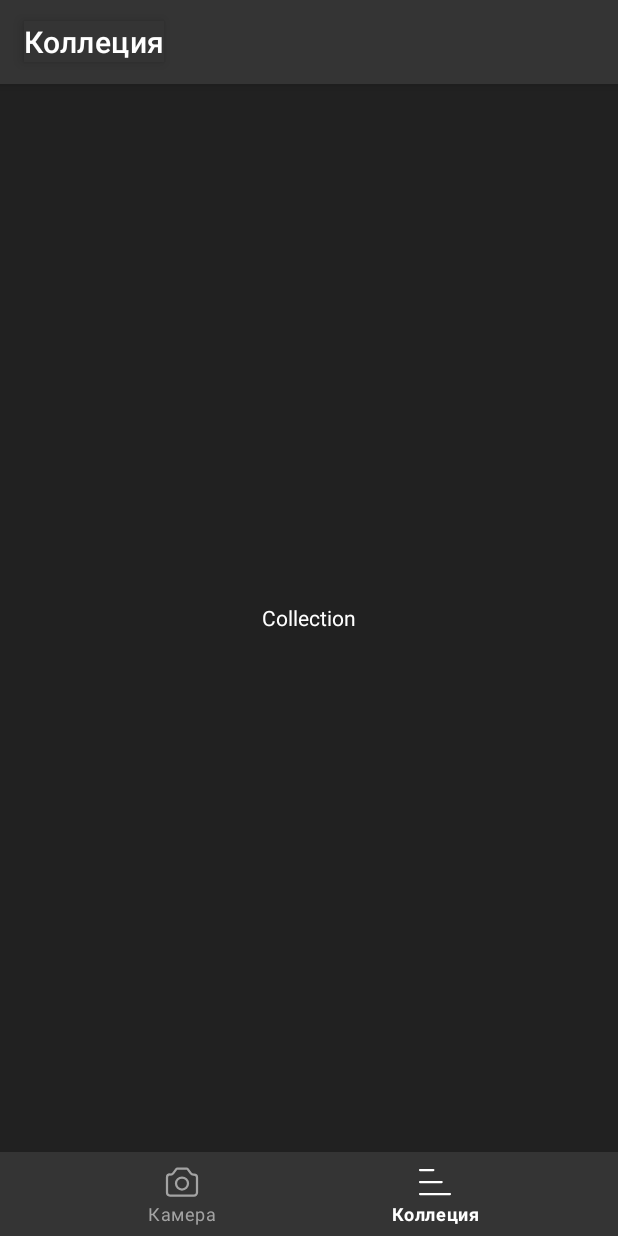
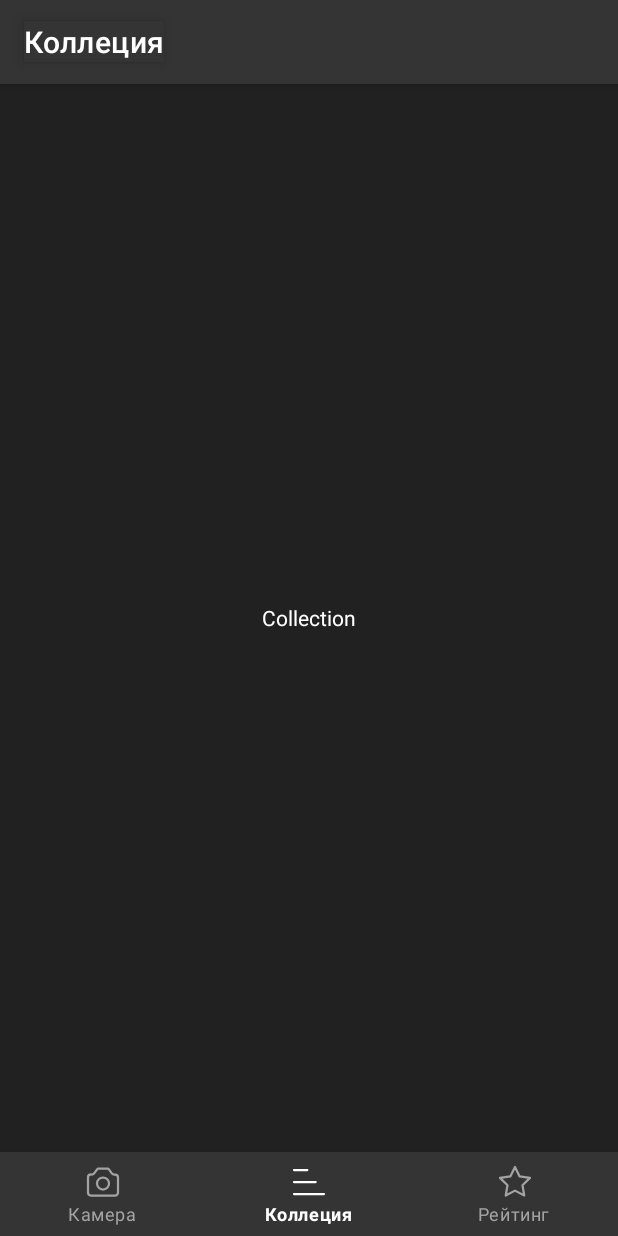
Before and after one commit to Konstkonst55/AR_NATK, an Android app: the MainActivity screen opened directly, with no data from a screen before it, item 2 of the bottom bar chosen, on a phone screen of 412 x 824 dp. Run offline under Robolectric (Android 15) with nearby library versions, the light colour scheme and no system bars; our stand-ins replace navigation-ui; libraries missing offline, so code that uses them is left out: com.google.ar.core, com.google.ar.sceneform; 3 statements that could not run were skipped.

Commit message:
Добавлен и реализован экран с рекордами пользователей

```diff
--- a/app/src/main/java/com/example/ar_natk/data/models/ModelItem.kt
+++ b/app/src/main/java/com/example/ar_natk/data/models/ItemModel.kt
@@ -4,7 +4,7 @@ import kotlinx.serialization.SerialName
 import kotlinx.serialization.Serializable
 
 @Serializable
-data class ModelItem(
+data class ItemModel(
     @SerialName("id") val id: Int,
     @SerialName("targetImageName") val targetImage: String,
     @SerialName("targetImageTag") val targetImageTag: String,
--- /dev/null
+++ b/app/src/main/java/com/example/ar_natk/data/models/UserModel.kt
@@ -0,0 +1,6 @@
+package com.example.ar_natk.data.models
+
+data class UserModel(
+    val userName: String? = null,
+    val userScore: Int? = null
+)
--- a/app/src/main/java/com/example/ar_natk/presentation/camera/CameraFragment.kt
+++ b/app/src/main/java/com/example/ar_natk/presentation/camera/CameraFragment.kt
@@ -8,7 +8,7 @@ import android.view.ViewGroup
 import android.widget.Toast
 import androidx.fragment.app.Fragment
 import com.example.ar_natk.R
-import com.example.ar_natk.data.models.ModelItem
+import com.example.ar_natk.data.models.ItemModel
 import com.example.ar_natk.databinding.FragmentCameraBinding
 import com.example.ar_natk.presentation.core.MainActivity
 import com.example.ar_natk.utils.toBitmap
@@ -36,7 +36,7 @@ class CameraFragment :
 
     private val fileModelItemPath = "model_item.json"
 
-    private var itemCollectionList: ArrayList<ModelItem> = ArrayList()
+    private var itemCollectionList: ArrayList<ItemModel> = ArrayList()
     private val futures: List<CompletableFuture<Void>> = ArrayList()
     private var arFragment: ArFragment? = null
     private var modelDetected = false
@@ -99,7 +99,7 @@ class CameraFragment :
             }
 
             val anchorNode = AnchorNode(augmentedImage.createAnchor(augmentedImage.centerPose))
-            var currentItemCollection: ModelItem? = null
+            var currentItemCollection: ItemModel? = null
 
             itemCollectionList.toList().forEach { item ->
                 if (augmentedImage.name.equals(item.targetImageTag)) {
--- a/app/src/main/java/com/example/ar_natk/presentation/core/MainActivity.kt
+++ b/app/src/main/java/com/example/ar_natk/presentation/core/MainActivity.kt
@@ -37,7 +37,9 @@ class MainActivity : AppCompatActivity() {
     private fun setupAppBar() {
         val appBarConfiguration = AppBarConfiguration(
             setOf(
-                R.id.navigation_camera, R.id.navigation_collection
+                R.id.navigation_camera,
+                R.id.navigation_collection,
+                R.id.navigation_records
             )
         )
 
--- a/app/src/main/res/layout/record_item_layout.xml
+++ b/app/src/main/res/layout/record_item_layout.xml
@@ -2,7 +2,6 @@
 <androidx.constraintlayout.widget.ConstraintLayout xmlns:android="http://schemas.android.com/apk/res/android"
     android:layout_width="match_parent"
     android:layout_height="wrap_content"
-    android:background="@color/dark_main"
     android:paddingVertical="12dp"
     xmlns:app="http://schemas.android.com/apk/res-auto">
 
--- a/app/src/main/res/menu/bottom_nav_menu.xml
+++ b/app/src/main/res/menu/bottom_nav_menu.xml
@@ -11,4 +11,9 @@
         android:icon="@drawable/ic_collection"
         android:title="@string/title_collection" />
 
+    <item
+        android:id="@+id/navigation_records"
+        android:icon="@drawable/ic_star"
+        android:title="@string/title_records"/>
+
 </menu>
--- a/app/src/main/res/navigation/mobile_navigation.xml
+++ b/app/src/main/res/navigation/mobile_navigation.xml
@@ -17,4 +17,10 @@
         android:label="@string/title_collection"
         tools:layout="@layout/fragment_collection" />
 
+    <fragment
+        android:id="@+id/navigation_records"
+        android:name="com.example.ar_natk.presentation.records.RecordsFragment"
+        android:label="@string/title_records"
+        tools:layout="@layout/fragment_records" />
+
 </navigation>
--- a/app/src/main/res/values/strings.xml
+++ b/app/src/main/res/values/strings.xml
@@ -22,4 +22,5 @@
     <string name="t_connection_error">Что-то пошло не так</string>
     <string name="t_empty_input_error">Введите имя</string>
     <string name="cd_collection_item">collection item</string>
+    <string name="title_records">Рейтинг</string>
 </resources>
```
Also changed, not shown: app/src/main/java/com/example/ar_natk/presentation/records/RecordsFragment.kt (added, +86 -0 lines), app/src/main/java/com/example/ar_natk/presentation/records/adapter/UsersRecordsAdapter.kt (added, +45 -0 lines), app/src/main/res/layout/fragment_records.xml (added, +28 -0 lines).
